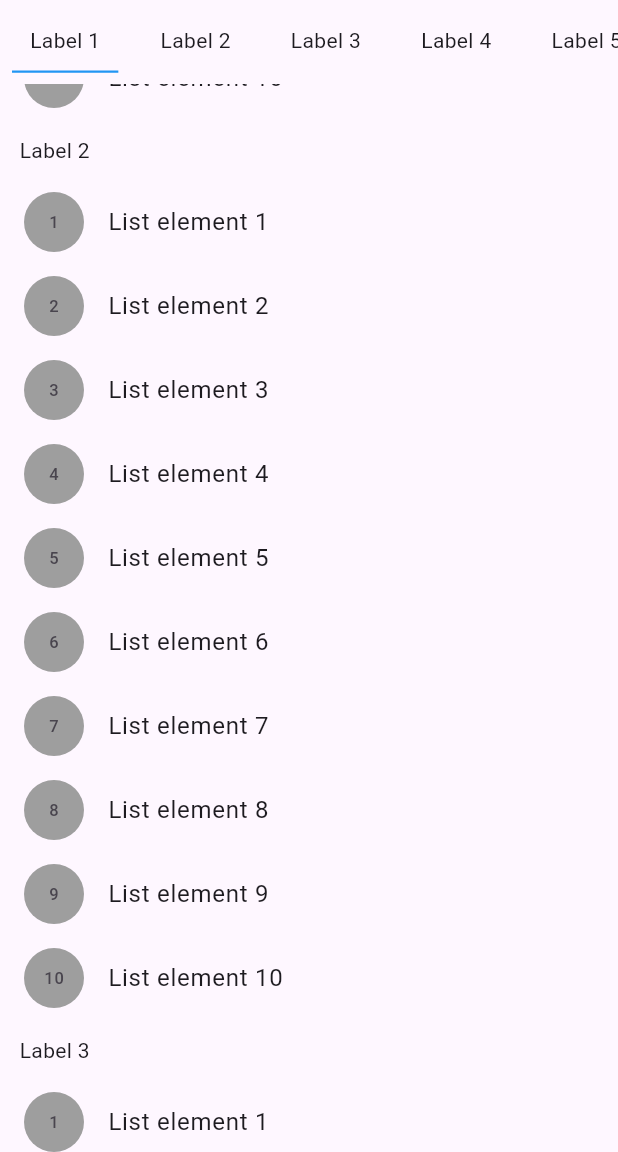
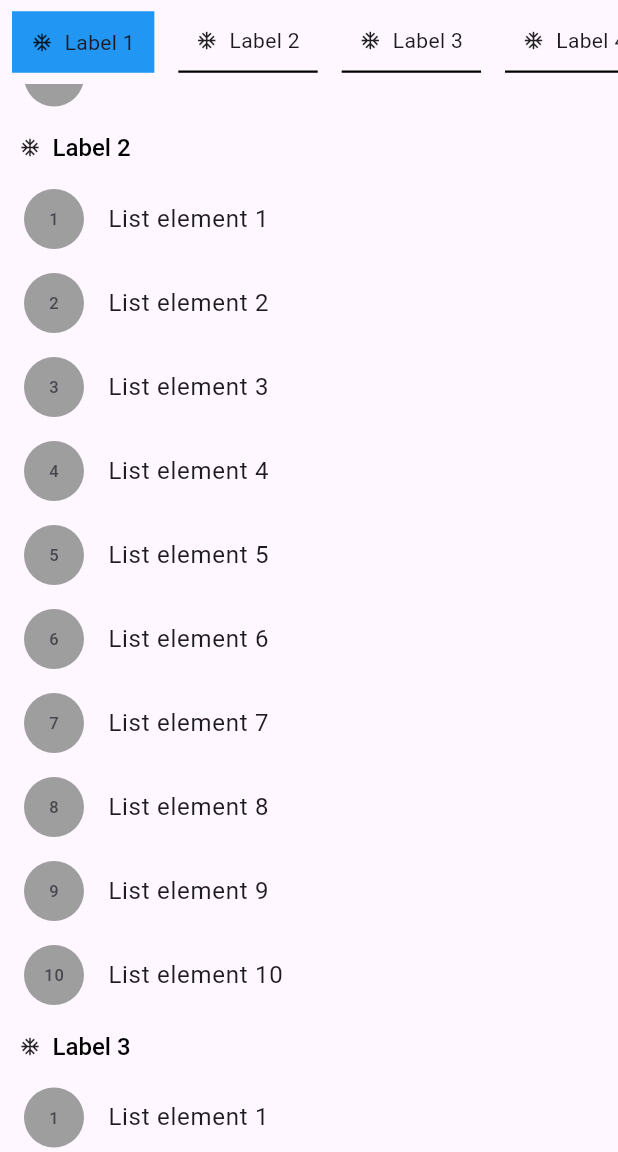
Before and after one commit to The-Artista/scroll_to_animate_tab, a Flutter app: the screen it shows after launch, scrolled down 576 dp, on a phone screen of 412 x 824 dp, the part 84-1236 px from its top. Run offline on Flutter 3.47's test engine with Material 2 defaults, Android fonts, the phone set to English and light mode, and no system bars; drawn by our look-alikes of scrollable_positioned_list.

Commit message:
refactor(tab bar): tab bar border behavior

```diff
--- a/example/lib/main.dart
+++ b/example/lib/main.dart
@@ -76,12 +76,20 @@ class _MyHomePageState extends State<MyHomePage> {
         title: Text(widget.title),
       ),
       body: ScrollToAnimateTab(
-
         tabs: List.generate(10, (index) => ScrollableListTab(
             tab: ListTab(
               label: Text('Label ${index + 1}'),
-              //icon: const Icon(Icons.ac_unit, size: 14,),
-              showIconOnList: false
+              icon: const Icon(Icons.ac_unit, size: 14),
+              activeTabDecoration: BoxDecoration(
+                  color: Colors.blue,
+                  border: Border.all(color: Colors.blue)
+              ),
+              inActiveTabDecoration: const BoxDecoration(
+                  color: Colors.transparent,
+                  border: Border(
+                      bottom: BorderSide(color: Colors.black, width: 1.5)
+                  )
+              ),
             ),
             body: ListView.builder(
               shrinkWrap: true,
--- a/lib/src/scroll_to_animate_tab.dart
+++ b/lib/src/scroll_to_animate_tab.dart
@@ -14,27 +14,20 @@ enum IconPosition{
   right
 }
 
-enum TabBarBorder{
-  outline,
-  underline,
-}
-
 /// Create a new [ScrollToAnimateTab]
 class ScrollToAnimateTab extends StatefulWidget {
-
 
   /// Create a new [ScrollToAnimateTab]
   const ScrollToAnimateTab({
     required this.tabs,
-    super.key,
     this.tabHeight = kToolbarHeight,
     this.tabAnimationDuration = _kScrollDuration,
     this.bodyAnimationDuration = _kScrollDuration,
     this.tabAnimationCurve = Curves.decelerate,
     this.bodyAnimationCurve = Curves.decelerate,
     this.backgroundColor = Colors.transparent,
-    this.tabBarBorder = TabBarBorder.underline,
-    this.iconPosition = IconPosition.left
+    this.iconPosition = IconPosition.left,
+    super.key,
   });
 
   /// List of tabs to be rendered.
@@ -57,9 +50,6 @@ class ScrollToAnimateTab extends StatefulWidget {
 
   /// Change Tab Background Color
   final Color? backgroundColor;
-
-  /// Change Tab Border
-  final TabBarBorder tabBarBorder;
 
   /// Change Icon Position
   final IconPosition? iconPosition;
@@ -104,35 +94,14 @@ class _ScrollToAnimateTabState extends State<ScrollToAnimateTab> {
                 builder: (_, i, __) {
                   final selected = index == i;
 
-                  if(widget.tabBarBorder == TabBarBorder.outline){
-                    tabDecoration = BoxDecoration(
-                        color: selected ? tab.tabActiveColor : tab.tabInactiveColor,
-                        borderRadius: tab.borderRadius,
-                        border: Border.all(
-                            color: selected ? tab.tabActiveColor : tab.borderColor
-                        )
-                    );
-                  }
-
-                  if(widget.tabBarBorder == TabBarBorder.underline){
-                    tabDecoration = BoxDecoration(
-                        border: Border(
-                          bottom: BorderSide(
-                              color: selected ? tab.tabActiveColor : Colors.transparent,
-                              width: 1.5
-                          )
-                        )
-                    );
-                  }
-
                   return GestureDetector(
                     onTap: () => _onTabPressed(index),
                     child: Container(
                       margin: _kTabMargin,
                       padding: _kTabPadding,
                       alignment: Alignment.center,
-                      decoration: tabDecoration,
-                      child:  _buildTab(index),
+                      decoration: selected ? tab.activeTabDecoration : tab.inActiveTabDecoration,
+                      child: _buildTab(index),
                     )
                   );
                 },
@@ -175,17 +144,27 @@ class _ScrollToAnimateTabState extends State<ScrollToAnimateTab> {
 
     return Builder(
       builder: (_) {
-        if (tab.icon == null) return tab.label;
-        if (!tab.showIconOnList) {
-          return DefaultTextStyle(style: textStyle, child: tab.label);
-        }
+        if (tab.icon == null) return DefaultTextStyle(style: textStyle, child: tab.label);
+
         return DefaultTextStyle(
           style: textStyle,
-          child: Row(
+          child: widget.iconPosition == IconPosition.left ? Row(
             mainAxisAlignment: MainAxisAlignment.center,
             mainAxisSize: MainAxisSize.min,
-            children: [tab.icon ?? const SizedBox(), _kSizedBoxW8, tab.label],
-          ),
+            children: [
+              tab.icon ?? const SizedBox(),
+              _kSizedBoxW8,
+              tab.label
+            ],
+          ) : widget.iconPosition == IconPosition.right ? Row(
+            mainAxisAlignment: MainAxisAlignment.center,
+            mainAxisSize: MainAxisSize.min,
+            children: [
+              tab.label,
+              _kSizedBoxW8,
+              tab.icon ?? const SizedBox(),
+            ],
+          ) : tab.label,
         );
       },
     );
@@ -272,12 +251,9 @@ class ListTab {
   /// Create a new [ListTab]
   const ListTab({
     required this.label,
+    required this.activeTabDecoration,
+    required this.inActiveTabDecoration,
     this.icon,
-    this.borderRadius = const BorderRadius.all(Radius.circular(5)),
-    this.tabActiveColor = Colors.blue,
-    this.tabInactiveColor = Colors.transparent,
-    this.showIconOnList = false,
-    this.borderColor = Colors.grey,
   });
 
   /// Trailing widget for a tab, typically an [Icon].
@@ -286,21 +262,11 @@ class ListTab {
   /// Label to be shown in the tab, must be non-null.
   final Widget label;
 
-  /// [BorderRadius] for the a tab at the bottom tab view.
-  /// This won't affect the tab in the scrollable list.
-  final BorderRadiusGeometry borderRadius;
+  /// Change Active Tab Decoration
+  final Decoration activeTabDecoration;
 
-  /// Color to be used when the tab is selected.
-  final Color tabActiveColor;
-
-  /// Color to be used when tab is not selected
-  final Color tabInactiveColor;
-
-  /// If true, the [icon] will also be shown to the user in the scrollable list.
-  final bool showIconOnList;
-
-  /// Color of the [Border] property of the inner tab [Container].
-  final Color borderColor;
+  /// Change Inactive Tab Decoration.
+  final Decoration inActiveTabDecoration;
 }
 
 
```
